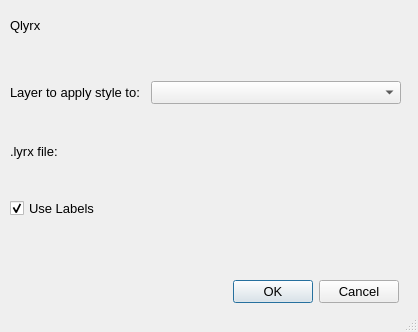
This is plugin/qlyrx/qlyrx_dialog_base.ui in arc2qgis/lyrxtoqml as Qt 5 draws it before an edit. The edited form follows.
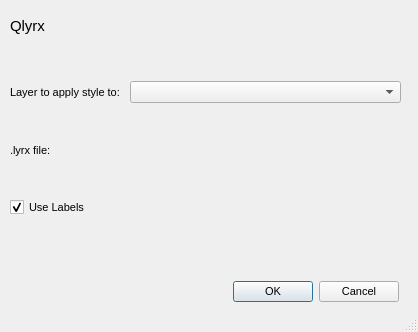
This is the edited form. Custom widgets are drawn as their Qt base class.

Commit message: ui layout changed to minimum with fixed minimal

What changed in the file:
```diff
--- a/plugin/qlyrx/qlyrx_dialog_base.ui
+++ b/plugin/qlyrx/qlyrx_dialog_base.ui
@@ -10,9 +10,21 @@
     <height>332</height>
    </rect>
   </property>
+  <property name="sizePolicy">
+   <sizepolicy hsizetype="MinimumExpanding" vsizetype="MinimumExpanding">
+    <horstretch>0</horstretch>
+    <verstretch>0</verstretch>
+   </sizepolicy>
+  </property>
+  <property name="minimumSize">
+   <size>
+    <width>418</width>
+    <height>332</height>
+   </size>
+  </property>
   <property name="font">
    <font>
-    <pointsize>10</pointsize>
+    <pointsize>8</pointsize>
    </font>
   </property>
   <property name="windowTitle">
@@ -30,6 +42,11 @@
      <height>31</height>
     </rect>
    </property>
+   <property name="font">
+    <font>
+     <pointsize>11</pointsize>
+    </font>
+   </property>
    <property name="text">
     <string>Qlyrx</string>
    </property>
```
The commit also changes 14 other files.
